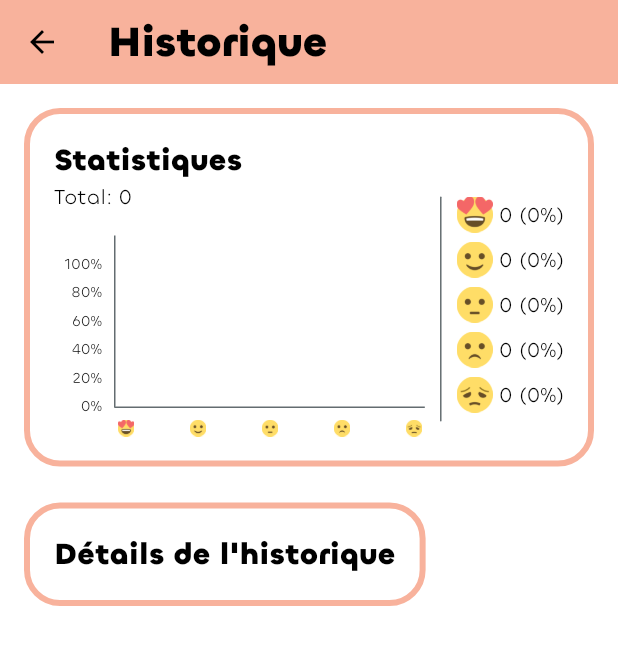
After one commit to Mon1Kode/LAlternative, a Flutter app: the HistoryView screen opened by its route, on a phone screen of 412 x 824 dp. The commit adds this screen. Shown: the top 645 px of the screen. Run offline on Flutter 3.47's test engine with Material 3 defaults, Android fonts, the phone set to English and light mode, and no system bars; drawn by our look-alikes of fl_chart; our stand-ins replace flutter_riverpod, shared_preferences; missing offline and left inert: monikode_event_store; accounts and stored records are empty.

Commit message:
feat: add mood history feature with bar chart visualization and history view

```diff
--- a/lib/src/app.dart
+++ b/lib/src/app.dart
@@ -1,5 +1,6 @@
 import 'package:flutter/material.dart';
 import 'package:flutter_riverpod/flutter_riverpod.dart';
+import 'package:l_alternative/src/features/history/view/history_view.dart';
 import 'package:l_alternative/src/features/home/view/home_view.dart';
 import 'package:l_alternative/src/features/profile/view/profile_view.dart';
 
@@ -31,7 +32,7 @@ class MyApp extends ConsumerWidget {
         ),
         appBarTheme: const AppBarTheme(
           backgroundColor: Color(0xFFF8B29C),
-          foregroundColor: Colors.white,
+          foregroundColor: Colors.black,
         ),
         floatingActionButtonTheme: const FloatingActionButtonThemeData(
           backgroundColor: Color(0xFF636C70),
@@ -70,6 +71,7 @@ class MyApp extends ConsumerWidget {
       routes: {
         '/': (context) => const HomeView(),
         '/profile': (context) => const ProfileView(),
+        '/moodHistory': (context) => const HistoryView(),
       },
       //home: const HomeView(),
     );
--- /dev/null
+++ b/lib/src/core/components/bar_chart.dart
@@ -0,0 +1,159 @@
+// All rights reserved
+// Monikode Mobile Solutions and Draw Your Fight
+// Created by MoniK on 2024.
+import 'dart:math';
+
+import 'package:fl_chart/fl_chart.dart';
+import 'package:flutter/material.dart';
+
+class BarChartSample4 extends StatefulWidget {
+  const BarChartSample4({
+    super.key,
+    required this.values,
+    this.maxY = 100,
+    required this.xLabels,
+    this.width,
+  });
+
+  static const Color green = Color(0xFF21D97B);
+  static const Color yellow = Color(0xFFF7E879);
+  static const Color red = Color(0xFFEF3D49);
+  final List<double> values;
+  final double maxY;
+  final List<Widget> xLabels;
+  final double? width;
+
+  @override
+  State<StatefulWidget> createState() => BarChartSample4State();
+}
+
+class BarChartSample4State extends State<BarChartSample4> {
+  var pastDays = [];
+  var i = 0;
+  Widget bottomTitles(double value, TitleMeta meta) {
+    Widget xLabel;
+    xLabel = widget.xLabels[i];
+    if (i < widget.xLabels.length - 1) {
+      i++;
+    } else {
+      i = 0;
+    }
+
+    return SideTitleWidget(meta: meta, child: xLabel);
+  }
+
+  Widget leftTitles(double value, TitleMeta meta) {
+    if (value == 101) {
+      return const SizedBox();
+    }
+    const style = TextStyle(fontSize: 10);
+
+    var val = ((value.toInt() / (widget.maxY == 0.0 ? 1 : widget.maxY)) * 100)
+        .toInt();
+
+    return SideTitleWidget(
+      meta: meta,
+      child: Text(val > 100 ? '' : '$val%', style: style),
+    );
+  }
+
+  @override
+  Widget build(BuildContext context) {
+    return AspectRatio(
+      aspectRatio: 1.66,
+      child: Padding(
+        padding: const EdgeInsets.only(top: 16),
+        child: LayoutBuilder(
+          builder: (context, constraints) {
+            const barsSpace = 24.0;
+            const barsWidth = 24.0;
+            return BarChart(
+              BarChartData(
+                maxY: widget.maxY + 1,
+                alignment: BarChartAlignment.center,
+                barTouchData: BarTouchData(enabled: false),
+                titlesData: FlTitlesData(
+                  show: true,
+                  bottomTitles: AxisTitles(
+                    sideTitles: SideTitles(
+                      showTitles: true,
+                      reservedSize: 19,
+                      getTitlesWidget: bottomTitles,
+                    ),
+                  ),
+                  leftTitles: AxisTitles(
+                    sideTitles: SideTitles(
+                      showTitles: true,
+                      reservedSize: 40,
+                      interval: max(widget.maxY / 5, 1).toDouble(),
+                      getTitlesWidget: leftTitles,
+                    ),
+                  ),
+                  topTitles: const AxisTitles(
+                    sideTitles: SideTitles(showTitles: false),
+                  ),
+                  rightTitles: const AxisTitles(
+                    sideTitles: SideTitles(showTitles: false),
+                  ),
+                ),
+                gridData: FlGridData(
+                  show: true,
+                  horizontalInterval: 25,
+                  checkToShowHorizontalLine: (value) => value > 0,
+                  getDrawingHorizontalLine: (value) => FlLine(
+                    color: Colors.black.withValues(alpha: 0.1),
+                    strokeWidth: 1,
+                  ),
+                  drawVerticalLine: false,
+                ),
+                borderData: FlBorderData(
+                  show: true,
+                  border: Border(
+                    bottom: BorderSide(
+                      color: Theme.of(context).colorScheme.secondary,
+                      width: 1,
+                    ),
+                    left: BorderSide(
+                      color: Theme.of(context).colorScheme.secondary,
+                      width: 1,
+                    ),
+                  ),
+                ),
+                groupsSpace: barsSpace,
+                barGroups: getData(barsWidth, barsSpace),
+              ),
+            );
+          },
+        ),
+      ),
+    );
+  }
+
+  List<BarChartGroupData> getData(double barsWidth, double barsSpace) {
+    var list = <BarChartGroupData>[];
+    for (var value in widget.values) {
+      list.add(
+        BarChartGroupData(
+          x: widget.values.indexOf(value),
+          barsSpace: barsSpace,
+          barRods: [
+            BarChartRodData(
+              toY: value,
+              color: value > widget.maxY * 0.3
+                  ? value > widget.maxY * 0.7
+                        ? BarChartSample4.red
+                        : BarChartSample4.yellow
+                  : BarChartSample4.green,
+              borderRadius: const BorderRadius.only(
+                topLeft: Radius.circular(6),
+                topRight: Radius.circular(6),
+              ),
+              width: barsWidth,
+            ),
+          ],
+        ),
+      );
+    }
+    return list;
+  }
+}
--- a/lib/src/core/utils/app_utils.dart
+++ b/lib/src/core/utils/app_utils.dart
@@ -1 +1,10 @@
 // Shared utilities for the app
+
+import 'package:intl/intl.dart';
+
+class Utils {
+  static String formatDate(DateTime date) {
+    DateFormat formatter = DateFormat('EEEE, d MMMM, y');
+    return formatter.format(date);
+  }
+}
--- /dev/null
+++ b/lib/src/features/history/view/history_view.dart
@@ -0,0 +1,217 @@
+// Copyright (c) 2025 Monikode. All rights reserved.
+// Unauthorized copying of this file, via any medium, is strictly prohibited.
+// Created by MoniK.
+
+import 'package:flutter/material.dart';
+import 'package:intl/intl.dart';
+import 'package:l_alternative/src/core/components/bar_chart.dart';
+import 'package:l_alternative/src/core/components/rounded_container.dart';
+import 'package:l_alternative/src/core/utils/app_utils.dart';
+import 'package:shared_preferences/shared_preferences.dart';
+
+class HistoryView extends StatefulWidget {
+  const HistoryView({super.key});
+
+  @override
+  State<HistoryView> createState() => _HistoryViewState();
+}
+
+class _HistoryViewState extends State<HistoryView> {
+  final List<String> _moodImages = [
+    "love.png",
+    "happy.png",
+    "neutral.png",
+    "frowning.png",
+    "sad.png",
+  ];
+
+  final Map<String, int> _moodCounts = {
+    "love": 0,
+    "happy": 0,
+    "neutral": 0,
+    "frowning": 0,
+    "sad": 0,
+  };
+
+  final Map<DateTime, String> _moodHistory = {};
+
+  int totalMoods = 0;
+
+  Future<void> getAllMoods() async {
+    var prefs = await SharedPreferences.getInstance();
+    List<String> moodHistory =
+        prefs.getStringList("mood_history") ?? <String>[];
+
+    for (var moodEntry in moodHistory) {
+      var parts = moodEntry.split(':');
+      if (parts.length == 2) {
+        DateFormat dateFormat = DateFormat('yyyy-MM-dd');
+        DateTime? date = dateFormat.tryParse(parts[0]);
+        if (date == null) continue;
+        String mood = parts[1];
+        _moodHistory[date] = mood;
+      }
+    }
+
+    totalMoods = moodHistory.length;
+    _moodCounts.updateAll((key, value) => 0);
+
+    for (var mood in moodHistory) {
+      var moodKey = mood.split(':').last.split('.').first;
+      if (_moodCounts.containsKey(moodKey)) {
+        _moodCounts[moodKey] = _moodCounts[moodKey]! + 1;
+      }
+    }
+    setState(() {});
+  }
+
+  @override
+  void initState() {
+    getAllMoods();
+    super.initState();
+  }
+
+  @override
+  Widget build(BuildContext context) {
+    var size = MediaQuery.of(context).size;
+    return Scaffold(
+      appBar: AppBar(
+        centerTitle: false,
+        title: Text(
+          "Historique",
+          style: TextStyle(fontSize: 28, fontWeight: FontWeight.bold),
+        ),
+      ),
+      body: Padding(
+        padding: const EdgeInsets.all(16.0),
+        child: SingleChildScrollView(
+          child: Column(
+            spacing: 24,
+            crossAxisAlignment: CrossAxisAlignment.start,
+            children: [
+              RoundedContainer(
+                padding: const EdgeInsets.all(16.0),
+                child: Column(
+                  crossAxisAlignment: CrossAxisAlignment.start,
+                  children: [
+                    Text(
+                      "Statistiques",
+                      style: TextStyle(
+                        fontSize: 20,
+                        fontWeight: FontWeight.bold,
+                      ),
+                    ),
+                    Row(
+                      mainAxisAlignment: MainAxisAlignment.spaceBetween,
+                      children: [
+                        Column(
+                          crossAxisAlignment: CrossAxisAlignment.start,
+                          children: [
+                            Text("Total: $totalMoods"),
+                            SizedBox(
+                              width: size.width * 0.6,
+                              height: 150,
+                              child: BarChartSample4(
+                                values: _moodCounts.values
+                                    .map((e) => e.toDouble())
+                                    .toList(),
+                                maxY: totalMoods.toDouble() + 5,
+                                xLabels: _moodImages
+                                    .map(
+                                      (e) => Image.asset(
+                                        "assets/images/moods/$e",
+                                        width: 100,
+                                        height: 100,
+                                      ),
+                                    )
+                                    .toList(),
+                              ),
+                            ),
+                          ],
+                        ),
+                        RoundedContainer(
+                          width: 1,
+                          height: 150,
+                          color: Theme.of(context).colorScheme.secondary,
+                          hasBorder: false,
+                        ),
+                        SizedBox(
+                          height: 150,
+                          child: Column(
+                            crossAxisAlignment: CrossAxisAlignment.start,
+                            mainAxisAlignment: MainAxisAlignment.start,
+                            spacing: 6,
+                            children: [
+                              for (var mood in _moodCounts.entries)
+                                Row(
+                                  children: [
+                                    Image.asset(
+                                      "assets/images/moods/${mood.key}.png",
+                                      width: 24,
+                                      height: 24,
+                                    ),
+                                    Text(
+                                      _moodCounts[mood.key] != null
+                                          ? " ${_moodCounts[mood.key]} (${totalMoods == 0 ? 0 : ((_moodCounts[mood.key]! / totalMoods) * 100).toInt()}%)"
+                                          : " 0 (0%)",
+                                    ),
+                                  ],
+                                ),
+                            ],
+                          ),
+                        ),
+                      ],
+                    ),
+                  ],
+                ),
+              ),
+              RoundedContainer(
+                padding: const EdgeInsets.all(16.0),
+                child: Column(
+                  crossAxisAlignment: CrossAxisAlignment.start,
+                  spacing: 8,
+                  children: [
+                    Text(
+                      "Détails de l'historique",
+                      style: TextStyle(
+                        fontSize: 20,
+                        fontWeight: FontWeight.bold,
+                      ),
+                    ),
+                    for (var entry
+                        in _moodHistory.entries.toList()
+                          ..sort((a, b) => b.key.compareTo(a.key)))
+                      Column(
+                        spacing: 4,
+                        children: [
+                          Row(
+                            mainAxisAlignment: MainAxisAlignment.spaceBetween,
+                            children: [
+                              Text(Utils.formatDate(entry.key)),
+                              Image.asset(
+                                "assets/images/moods/${entry.value}",
+                                width: 24,
+                                height: 24,
+                              ),
+                            ],
+                          ),
+                          if (entry.key !=
+                              _moodHistory.entries
+                                  .toList()
+                                  .reduce(
+                                    (a, b) => a.key.isBefore(b.key) ? a : b,
+                                  )
+                                  .key)
+                            Divider(),
+                        ],
+                      ),
+                  ],
+                ),
+              ),
+            ],
+          ),
+        ),
+      ),
+    );
+  }
+}
--- a/lib/src/features/profile/view/profile_view.dart
+++ b/lib/src/features/profile/view/profile_view.dart
@@ -35,11 +35,7 @@ class _ProfileViewState extends ConsumerState<ProfileView>
         centerTitle: false,
         title: Text(
           "Profile",
-          style: TextStyle(
-            fontSize: 28,
-            fontWeight: FontWeight.bold,
-            fontFamily: 'Chillax',
-          ),
+          style: TextStyle(fontSize: 28, fontWeight: FontWeight.bold),
         ),
         actions: [
           ImageButton(
--- a/pubspec.yaml
+++ b/pubspec.yaml
@@ -38,6 +38,8 @@ dependencies:
   shared_preferences: ^2.5.3
   flutter_staggered_grid_view: ^0.7.0
   monikode_event_store: ^1.0.3
+  fl_chart: ^1.1.1
+  intl: ^0.20.2
 
 dev_dependencies:
   flutter_test:
@@ -66,6 +68,7 @@ flutter:
   assets:
     - assets/
     - assets/images/
+    - assets/images/moods/
     - assets/icons/
     - assets/fonts/
 
```
Also changed, not shown: lib/src/features/home/view/home_view.dart (+8 -3 lines), assets/images/moods/frowning.png (renamed from assets/images/frowning.png), assets/images/moods/happy.png (renamed from assets/images/happy.png), assets/images/moods/love.png (renamed from assets/images/love.png), assets/images/moods/neutral.png (renamed from assets/images/neutral.png), assets/images/moods/sad.png (renamed from assets/images/sad.png), 2 other files.
